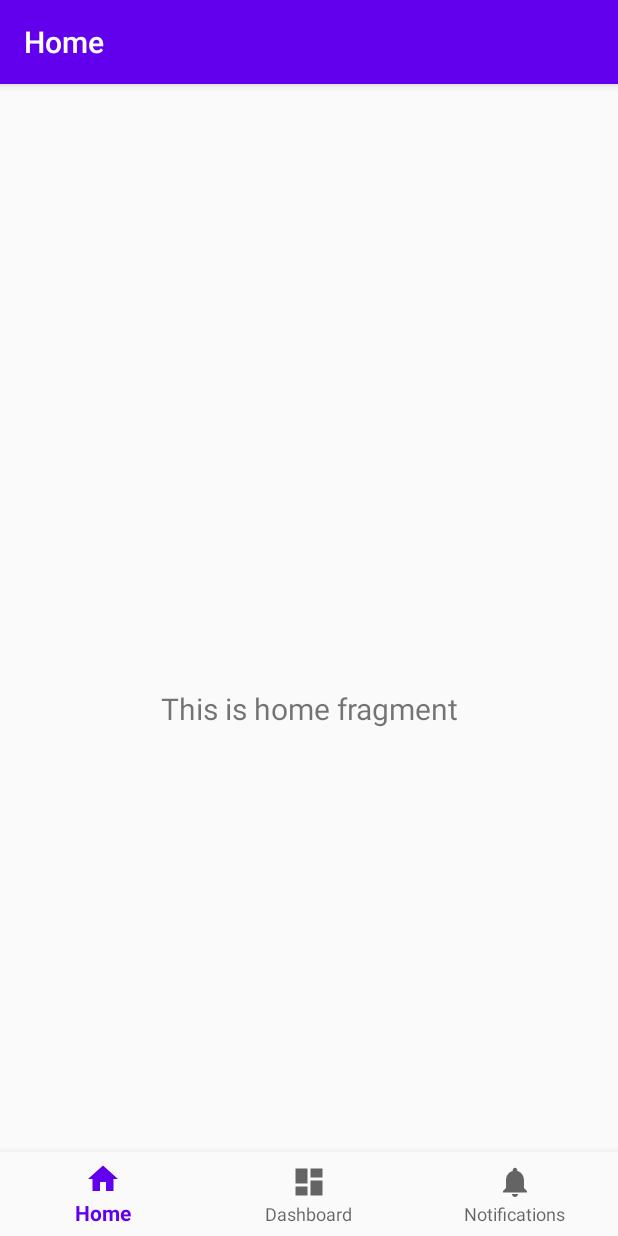
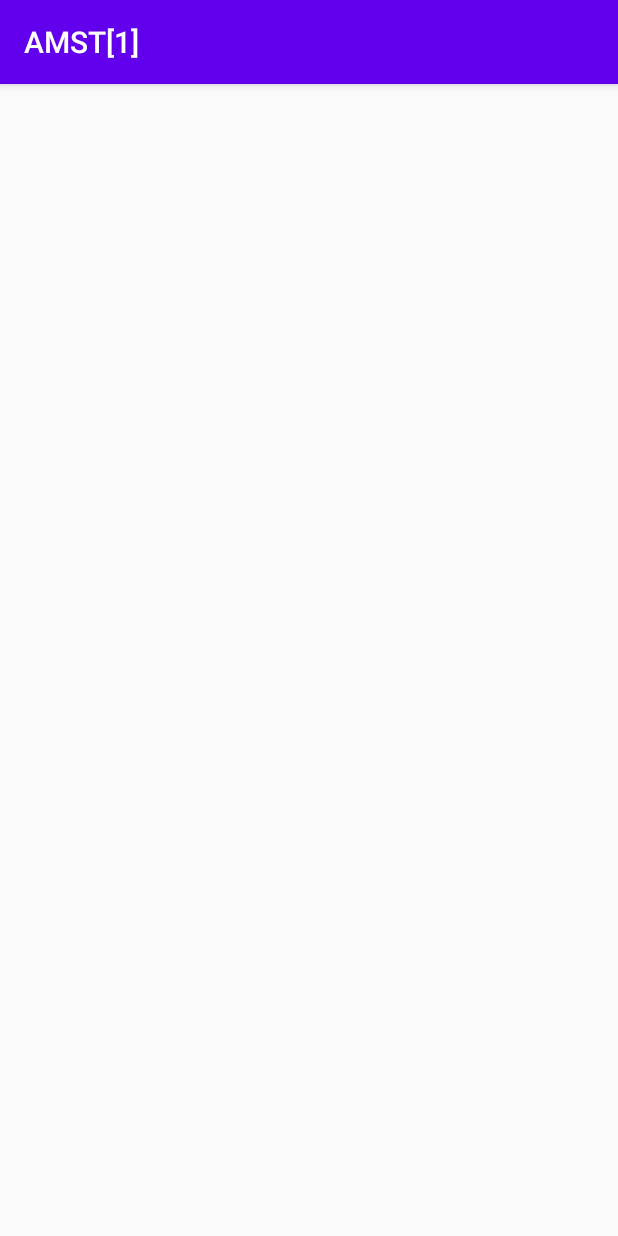
Before and after one commit to Sergio55Veliz/PST_TA5_G1, an Android app: the screen it shows after launch (MainActivity before the commit, LogoActivity after it), on a phone screen of 412 x 824 dp. Run offline under Robolectric (Android 15) with nearby library versions, the phone set to English and light mode, and no system bars.

Commit message:
se agregaron ventanas 1 y 2

```diff
--- a/app/build.gradle
+++ b/app/build.gradle
@@ -31,6 +31,7 @@ dependencies {
     implementation 'androidx.navigation:navigation-fragment:2.1.0'
     implementation 'androidx.navigation:navigation-ui:2.1.0'
     implementation 'androidx.lifecycle:lifecycle-extensions:2.1.0'
+    implementation 'androidx.annotation:annotation:1.1.0'
     testImplementation 'junit:junit:4.12'
     androidTestImplementation 'androidx.test.ext:junit:1.1.1'
     androidTestImplementation 'androidx.test.espresso:espresso-core:3.2.0'
--- /dev/null
+++ b/app/src/main/java/com/example/amst1/LogoActivity.java
@@ -0,0 +1,14 @@
+package com.example.amst1;
+
+import androidx.appcompat.app.AppCompatActivity;
+
+import android.os.Bundle;
+
+public class LogoActivity extends AppCompatActivity {
+
+    @Override
+    protected void onCreate(Bundle savedInstanceState) {
+        super.onCreate(savedInstanceState);
+        setContentView(R.layout.activity_logo);
+    }
+}
--- a/app/src/main/java/com/example/amst1/MainActivity.java
+++ b/app/src/main/java/com/example/amst1/NavegationActivity.java
@@ -10,12 +10,12 @@ import androidx.navigation.Navigation;
 import androidx.navigation.ui.AppBarConfiguration;
 import androidx.navigation.ui.NavigationUI;
 
-public class MainActivity extends AppCompatActivity {
+public class NavegationActivity extends AppCompatActivity {
 
     @Override
     protected void onCreate(Bundle savedInstanceState) {
         super.onCreate(savedInstanceState);
-        setContentView(R.layout.activity_main);
+        setContentView(R.layout.activity_navegation);
         BottomNavigationView navView = findViewById(R.id.nav_view);
         // Passing each menu ID as a set of Ids because each
         // menu should be considered as top level destinations.
--- /dev/null
+++ b/app/src/main/res/layout/activity_logo.xml
@@ -0,0 +1,9 @@
+<?xml version="1.0" encoding="utf-8"?>
+<androidx.constraintlayout.widget.ConstraintLayout xmlns:android="http://schemas.android.com/apk/res/android"
+    xmlns:app="http://schemas.android.com/apk/res-auto"
+    xmlns:tools="http://schemas.android.com/tools"
+    android:layout_width="match_parent"
+    android:layout_height="match_parent"
+    tools:context=".LogoActivity">
+
+</androidx.constraintlayout.widget.ConstraintLayout>
```
Also changed, not shown: app/src/main/AndroidManifest.xml (+5 -3 lines), app/src/main/java/com/example/amst1/LoginActivity.java (added, +14 -0 lines), app/src/main/java/com/example/amst1/ui/data/LoginDataSource.java (added, +29 -0 lines), app/src/main/java/com/example/amst1/ui/data/LoginRepository.java (added, +54 -0 lines), app/src/main/java/com/example/amst1/ui/data/Result.java (added, +48 -0 lines), app/src/main/java/com/example/amst1/ui/data/model/LoggedInUser.java (added, +23 -0 lines), app/src/main/res/layout/activity_login.xml (added, +9 -0 lines), app/src/main/res/values/strings.xml (+9 -0 lines), app/src/main/res/layout/activity_navegation.xml (renamed from app/src/main/res/layout/activity_main.xml).
